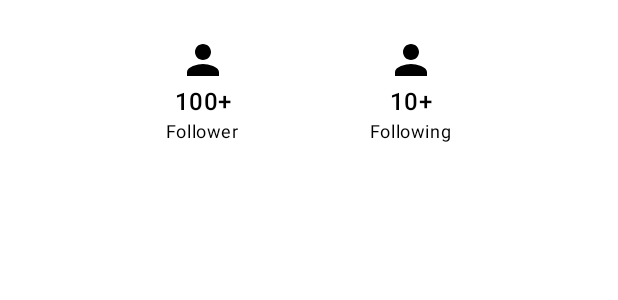
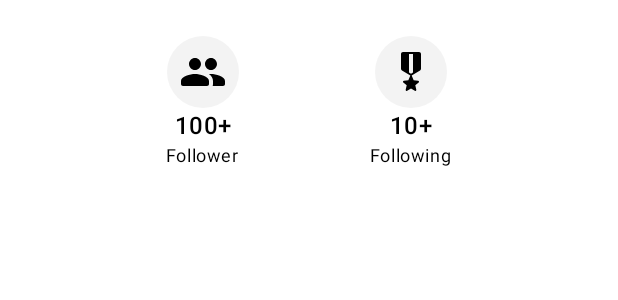
Before and after one commit to YellowCodeBooks/github-user-browser-android, an Android app built with Jetpack Compose: the @Preview function PreviewFollowerStatRow, on a phone screen of 412 x 824 dp. Shown: the top 300 px of the screen. Run offline under Robolectric (Android 15) with nearby library versions, the phone set to English and light mode, and no system bars.

Commit message:
Modify UI

```diff
--- a/app/src/main/java/com/peterdanh/githubuserbrowser/presentation/component/FollowerStat.kt
+++ b/app/src/main/java/com/peterdanh/githubuserbrowser/presentation/component/FollowerStat.kt
@@ -1,28 +1,49 @@
 package com.peterdanh.githubuserbrowser.presentation.component
 
+import androidx.annotation.DrawableRes
+import androidx.compose.foundation.background
 import androidx.compose.foundation.layout.Arrangement
+import androidx.compose.foundation.layout.Box
 import androidx.compose.foundation.layout.Column
 import androidx.compose.foundation.layout.Row
 import androidx.compose.foundation.layout.fillMaxWidth
 import androidx.compose.foundation.layout.padding
 import androidx.compose.foundation.layout.size
-import androidx.compose.material.icons.Icons
-import androidx.compose.material.icons.filled.Person
+import androidx.compose.foundation.shape.CircleShape
 import androidx.compose.material3.Icon
 import androidx.compose.material3.MaterialTheme
 import androidx.compose.material3.Text
 import androidx.compose.runtime.Composable
 import androidx.compose.ui.Alignment
 import androidx.compose.ui.Modifier
-import androidx.compose.ui.graphics.vector.ImageVector
+import androidx.compose.ui.graphics.Color
+import androidx.compose.ui.res.painterResource
 import androidx.compose.ui.tooling.preview.Preview
 import androidx.compose.ui.unit.dp
+import com.peterdanh.githubuserbrowser.R
 import com.peterdanh.githubuserbrowser.presentation.theme.GitHubUserBrowserAndroidTheme
 
 @Composable
-fun FollowerStat(icon: ImageVector, label: String, count: String) {
+fun FollowerStat(
+    @DrawableRes icon: Int,
+    label: String,
+    count: String
+) {
     Column(horizontalAlignment = Alignment.CenterHorizontally) {
-        Icon(icon, contentDescription = null, modifier = Modifier.size(32.dp))
+        Box(
+            modifier = Modifier
+                .background(
+                    color = Color.Gray.copy(alpha = 0.1f),
+                    shape = CircleShape
+                )
+                .padding(8.dp)
+        ) {
+            Icon(
+                painter = painterResource(id = icon),
+                contentDescription = null,
+                modifier = Modifier.size(32.dp)
+            )
+        }
         Text(text = count, style = MaterialTheme.typography.titleMedium)
         Text(text = label, style = MaterialTheme.typography.bodySmall)
     }
@@ -39,12 +60,12 @@ fun PreviewFollowerStatRow() {
             horizontalArrangement = Arrangement.SpaceEvenly
         ) {
             FollowerStat(
-                icon = Icons.Default.Person,
+                icon = R.drawable.ic_follower,
                 label = "Follower",
                 count = "100+"
             )
             FollowerStat(
-                icon = Icons.Default.Person,
+                icon = R.drawable.ic_following,
                 label = "Following",
                 count = "10+"
             )
--- a/app/src/main/java/com/peterdanh/githubuserbrowser/presentation/component/UserCard.kt
+++ b/app/src/main/java/com/peterdanh/githubuserbrowser/presentation/component/UserCard.kt
@@ -50,8 +50,8 @@ fun UserCard(
                 modifier = Modifier
                     .size(64.dp)
                     .clip(RoundedCornerShape(12.dp))
-                    .background(Color(0xFFF0F0F0))
-                    .padding(4.dp) // Optional: adds inner padding
+                    .background(Color.Gray.copy(alpha = 0.1f))
+                    .padding(4.dp)
             ) {
                 AsyncImage(
                     model = avatarUrl,
--- a/app/src/main/java/com/peterdanh/githubuserbrowser/presentation/screen/detail/DetailScreen.kt
+++ b/app/src/main/java/com/peterdanh/githubuserbrowser/presentation/screen/detail/DetailScreen.kt
@@ -13,7 +13,6 @@ import androidx.compose.foundation.layout.size
 import androidx.compose.foundation.layout.width
 import androidx.compose.material.icons.Icons
 import androidx.compose.material.icons.automirrored.filled.ArrowBack
-import androidx.compose.material.icons.filled.Person
 import androidx.compose.material.icons.outlined.Place
 import androidx.compose.material3.CircularProgressIndicator
 import androidx.compose.material3.ExperimentalMaterial3Api
@@ -38,6 +37,7 @@ import androidx.compose.ui.platform.LocalContext
 import com.peterdanh.githubuserbrowser.presentation.component.FollowerStat
 import com.peterdanh.githubuserbrowser.presentation.component.UserCard
 import androidx.navigation.NavHostController
+import com.peterdanh.githubuserbrowser.R
 
 @OptIn(ExperimentalMaterial3Api::class)
 @Composable
@@ -108,14 +108,14 @@ fun DetailScreen(
                             }
                         )
 
-                        Spacer(modifier = Modifier.height(24.dp))
+                        Spacer(modifier = Modifier.height(18.dp))
 
                         Row(
                             modifier = Modifier.fillMaxWidth(),
                             horizontalArrangement = Arrangement.SpaceEvenly
                         ) {
-                            FollowerStat(Icons.Default.Person, "Follower", "${user!!.followers}+")
-                            FollowerStat(Icons.Default.Person, "Following", "${user!!.following}+")
+                            FollowerStat(R.drawable.ic_follower, "Follower", "${user!!.followers}+")
+                            FollowerStat(R.drawable.ic_following, "Following", "${user!!.following}+")
                         }
 
                         Spacer(modifier = Modifier.height(32.dp))
--- /dev/null
+++ b/app/src/main/res/drawable/ic_follower.xml
@@ -0,0 +1,13 @@
+<vector xmlns:android="http://schemas.android.com/apk/res/android"
+    android:width="24dp"
+    android:height="24dp"
+    android:viewportWidth="24"
+    android:viewportHeight="24">
+  <group>
+    <clip-path
+        android:pathData="M0,0h24v24h-24z"/>
+    <path
+        android:pathData="M16,11C17.66,11 18.99,9.66 18.99,8C18.99,6.34 17.66,5 16,5C14.34,5 13,6.34 13,8C13,9.66 14.34,11 16,11ZM8,11C9.66,11 10.99,9.66 10.99,8C10.99,6.34 9.66,5 8,5C6.34,5 5,6.34 5,8C5,9.66 6.34,11 8,11ZM8,13C5.67,13 1,14.17 1,16.5V18C1,18.55 1.45,19 2,19H14C14.55,19 15,18.55 15,18V16.5C15,14.17 10.33,13 8,13ZM16,13C15.71,13 15.38,13.02 15.03,13.05C15.05,13.06 15.06,13.08 15.07,13.09C16.21,13.92 17,15.03 17,16.5V18C17,18.35 16.93,18.69 16.82,19H22C22.55,19 23,18.55 23,18V16.5C23,14.17 18.33,13 16,13Z"
+        android:fillColor="#858C94"/>
+  </group>
+</vector>
--- /dev/null
+++ b/app/src/main/res/drawable/ic_following.xml
@@ -0,0 +1,13 @@
+<vector xmlns:android="http://schemas.android.com/apk/res/android"
+    android:width="24dp"
+    android:height="24dp"
+    android:viewportWidth="24"
+    android:viewportHeight="24">
+  <group>
+    <clip-path
+        android:pathData="M0,0h24v24h-24z"/>
+    <path
+        android:pathData="M17,10.43V3C17,2.45 16.55,2 16,2H8C7.45,2 7,2.45 7,3V10.43C7,10.78 7.18,11.11 7.49,11.29L11.67,13.8L10.68,16.14L8.46,16.33C8,16.37 7.82,16.92 8.16,17.21L9.85,18.67L9.34,20.85C9.24,21.28 9.71,21.62 10.09,21.39L12,20.23L13.91,21.38C14.29,21.61 14.76,21.27 14.66,20.84L14.15,18.66L15.84,17.2C16.17,16.91 16,16.36 15.55,16.32L13.33,16.13L12.34,13.79L16.52,11.28C16.82,11.11 17,10.79 17,10.43ZM13,12.23L12,12.83L11,12.23V3H13V12.23Z"
+        android:fillColor="#858C94"/>
+  </group>
+</vector>
```
